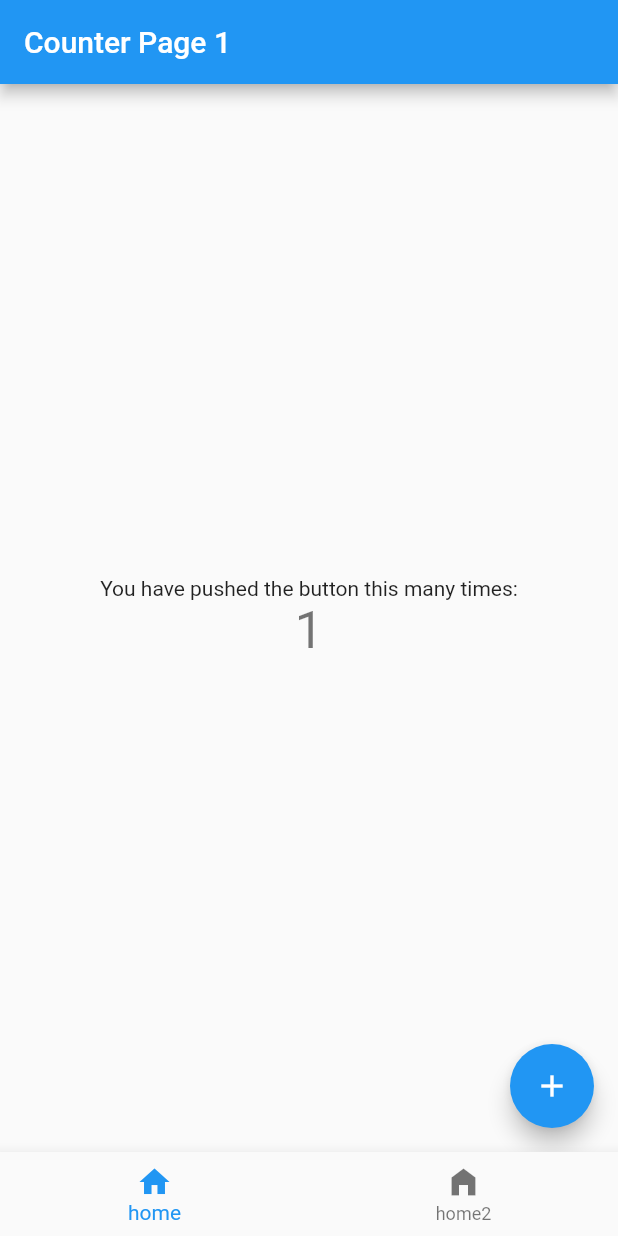
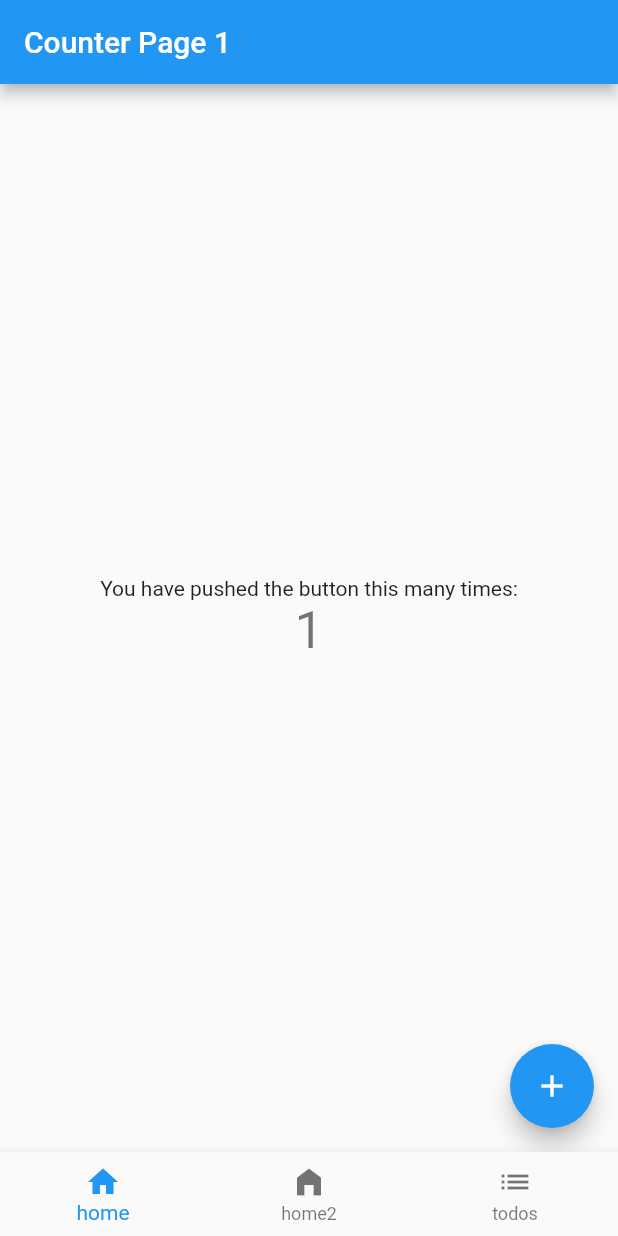
Before and after one commit to AppSpotr/flutter-boilerplate, a Flutter app: the screen it shows after launch, after a tap on the "add" icon, on a phone screen of 412 x 824 dp. Run offline on Flutter 3.47's test engine with Material 2 defaults, Android fonts, the phone set to English and light mode, and no system bars; our stand-ins replace flutter_dotenv.

Commit message:
[added] todos

```diff
--- a/lib/main.dart
+++ b/lib/main.dart
@@ -1,6 +1,7 @@
 import 'package:boilerplate/screens/home/widget.dart';
 import 'package:boilerplate/state/counter/state.dart';
 import 'package:boilerplate/state/navigation/state.dart';
+import 'package:boilerplate/state/todos/state.dart';
 import 'package:flutter/material.dart';
 import 'package:flutter_dotenv/flutter_dotenv.dart';
 import 'package:provider/provider.dart';
@@ -26,6 +27,9 @@ class MyApp extends StatelessWidget {
         ),
         ChangeNotifierProvider(
           create: ((context) => CounterState()),
+        ),
+        ChangeNotifierProvider(
+          create: (context) => TodosState(),
         )
       ],
       child: MaterialApp(
--- a/lib/screens/home/widget.dart
+++ b/lib/screens/home/widget.dart
@@ -1,5 +1,6 @@
 import 'package:boilerplate/screens/counter/widget.dart';
 import 'package:boilerplate/screens/counter2/widget.dart';
+import 'package:boilerplate/screens/todos/widget.dart';
 import 'package:boilerplate/state/navigation/actions.dart';
 import 'package:boilerplate/state/navigation/state.dart';
 import 'package:flutter/material.dart';
@@ -10,6 +11,7 @@ const List<Widget> pages = <Widget>[
     title: 'Counter Page 1',
   ),
   Counter2Page(),
+  TodosScreen(),
 ];
 
 class MyHomePage extends StatefulWidget {
@@ -49,6 +51,10 @@ class _MyHomePageState extends State<MyHomePage> {
               icon: Icon(Icons.home_filled),
               label: 'home2',
             ),
+            BottomNavigationBarItem(
+              icon: Icon(Icons.list),
+              label: 'todos',
+            ),
           ],
         ),
       ),
--- a/lib/screens/todos/widget.dart
+++ b/lib/screens/todos/widget.dart
@@ -0,0 +1,70 @@
+import 'package:boilerplate/state/todos/actions.dart';
+import 'package:boilerplate/state/todos/state.dart';
+import 'package:flutter/material.dart';
+import 'package:provider/provider.dart';
+
+class TodosScreen extends StatefulWidget {
+  const TodosScreen({Key? key}) : super(key: key);
+
+  @override
+  State<StatefulWidget> createState() => _TodosScreen();
+}
+
+class _TodosScreen extends State<TodosScreen> {
+  late TodosActions todoActions = TodosActions(context: context);
+
+  @override
+  void initState() {
+    super.initState();
+
+    WidgetsBinding.instance.addPostFrameCallback((_) {
+      // todoActions.fetch();
+    });
+  }
+
+  Future<void> fetchItems() async {
+    return;
+  }
+
+  @override
+  Widget build(BuildContext context) => Consumer<TodosState>(
+        builder: ((context, todos, child) => Scaffold(
+              appBar: AppBar(
+                // Here we take the value from the MyHomePage object that was created by
+                // the App.build method, and use it to set our appbar title.
+                title: const Text('Todos'),
+              ),
+              body: Column(
+                children: [
+                  Row(
+                    mainAxisAlignment: MainAxisAlignment.center,
+                    crossAxisAlignment: CrossAxisAlignment.center,
+                    children: [
+                      SizedBox(
+                        height: 40,
+                        child: Center(
+                          child: Text('There are ${todos.todos.length} todos.'),
+                        ),
+                      ),
+                    ],
+                  ),
+                  Expanded(
+                    child: Center(
+                      child: RefreshIndicator(
+                        onRefresh: fetchItems,
+                        child: ListView.builder(
+                          itemCount: todos.todos.length,
+                          itemBuilder: ((context, index) => SizedBox(
+                                height: 40,
+                                child:
+                                    Text('title: ${todos.todos[index].title}'),
+                              )),
+                        ),
+                      ),
+                    ),
+                  ),
+                ],
+              ),
+            )),
+      );
+}
--- /dev/null
+++ b/lib/services/services.dart
@@ -0,0 +1,7 @@
+import 'package:boilerplate/services/todos.dart';
+
+class BoilerPlateServices {
+  final TodosService todos = TodosService();
+
+  BoilerPlateServices();
+}
--- a/lib/state/todos/actions.dart
+++ b/lib/state/todos/actions.dart
@@ -0,0 +1,28 @@
+import 'package:boilerplate/services/services.dart';
+import 'package:boilerplate/state/todos/state.dart';
+import 'package:flutter/material.dart';
+import 'package:provider/provider.dart';
+
+final services = BoilerPlateServices();
+
+class TodosActions {
+  final BuildContext context;
+  late TodosState todos;
+
+  TodosActions({required this.context}) {
+    todos = Provider.of<TodosState>(context, listen: false);
+  }
+
+  Future<void> fetch() async {
+    try {
+      todos.request();
+
+      // request
+      final t = await services.todos.fetch();
+
+      todos.success(t);
+    } catch (e) {
+      todos.errorFn();
+    }
+  }
+}
--- a/lib/state/todos/state.dart
+++ b/lib/state/todos/state.dart
@@ -0,0 +1,46 @@
+import 'package:flutter/foundation.dart';
+
+class Todo {
+  final int id;
+  final String title;
+
+  const Todo({required this.id, required this.title});
+
+  factory Todo.fromJson(Map<String, dynamic> json) =>
+      Todo(id: json['id'], title: json['title']);
+}
+
+class TodosState with ChangeNotifier {
+  List<Todo> todos = [
+    const Todo(id: 1, title: 'Test'),
+    const Todo(id: 2, title: 'Hello'),
+  ];
+  bool loading = false;
+  bool error = false;
+
+  void request() {
+    loading = true;
+    error = false;
+
+    update();
+  }
+
+  void success(List<Todo> todos) {
+    loading = false;
+    error = false;
+    this.todos = todos;
+
+    notifyListeners();
+  }
+
+  void errorFn() {
+    loading = false;
+    error = true;
+
+    update();
+  }
+
+  void update() {
+    notifyListeners();
+  }
+}
--- a/pubspec.yaml
+++ b/pubspec.yaml
@@ -35,6 +35,7 @@ dependencies:
   cupertino_icons: ^1.0.2
   provider: ^6.0.3
   flutter_dotenv: ^5.0.2
+  http: ^0.13.4
 
 dev_dependencies:
   flutter_test:
```
Also changed, not shown: lib/services/todos.dart (+20 -0 lines), pubspec.lock.
